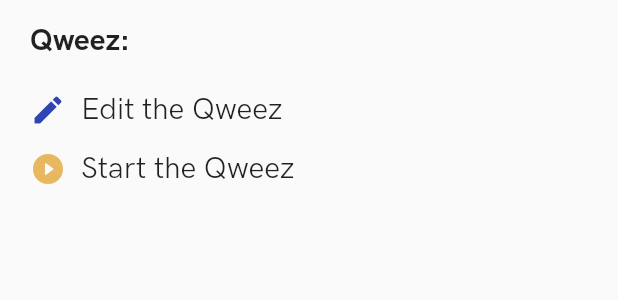
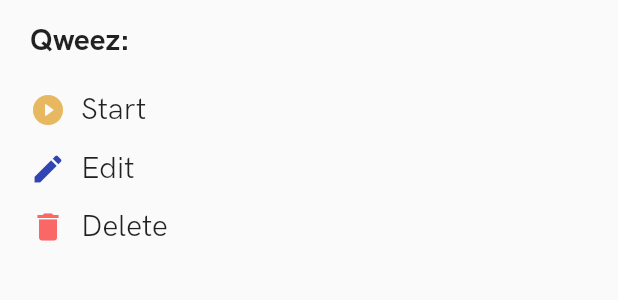
Before and after one commit to BriceChk/qweez_app, a Flutter app: the QweezBottomSheet widget shown alone on an empty page, opened directly with empty values, on a phone screen of 412 x 824 dp. Shown: the top 300 px of the screen. Run offline on Flutter 3.47's test engine with Material 2 defaults, Android fonts, the phone set to English and light mode, and no system bars; our stand-ins replace auto_size_text, beamer, cloud_firestore, firebase_auth, firebase_core, glassmorphism and 2 more; missing offline and left inert: qr_code_scanner; accounts and stored records are empty.

Commit message:
Moved bottom sheet options to a widget

```diff
--- a/lib/components/qweez_bottom_sheet.dart
+++ b/lib/components/qweez_bottom_sheet.dart
@@ -33,28 +33,80 @@ class QweezBottomSheet extends StatelessWidget {
                 ),
               ),
             ),
-            Container(
-              margin: const EdgeInsets.symmetric(horizontal: paddingHorizontal / 2),
-              child: InkWell(
-                highlightColor: colorBlue.withOpacity(0.1),
-                splashColor: colorBlue.withOpacity(0.25),
-                borderRadius: BorderRadius.circular(borderRadius),
+            QweezOption(
+              text: 'Start',
+              icon: const Icon(
+                Icons.play_circle_fill_rounded,
+                color: colorYellow,
+              ),
+              onTap: () {
+                Navigator.pop(context);
+                showPickUsername(context, qweez.id!);
+              },
+            ),
+            QweezOption(
+              text: 'Edit',
+              icon: const Icon(
+                Icons.edit,
+                color: colorBlue,
+              ),
               onTap: () {
                 Beamer.of(context).beamToNamed('/editQuestionnaire/${qweez.id!}');
               },
+            ),
+            QweezOption(
+              text: 'Delete',
+              icon: const Icon(
+                Icons.delete,
+                color: colorRed,
+              ),
+              onTap: () {
+                //TODO
+              },
+            ),
+          ],
+        ),
+      ),
+    );
+  }
+}
+
+class QweezOption extends StatelessWidget {
+  const QweezOption({
+    Key? key,
+    required this.icon,
+    required this.text,
+    required this.onTap,
+  }) : super(key: key);
+
+  final Icon icon;
+  final String text;
+  final GestureTapCallback onTap;
+
+  @override
+  Widget build(BuildContext context) {
+    return Container(
+      margin: const EdgeInsets.symmetric(
+        horizontal: paddingHorizontal / 2,
+      ),
+      child: InkWell(
+        highlightColor: colorYellow.withOpacity(0.1),
+        splashColor: colorYellow.withOpacity(0.25),
+        borderRadius: BorderRadius.circular(borderRadius),
+        onTap: onTap,
         child: Padding(
-                  padding: const EdgeInsets.symmetric(vertical: paddingVertical / 2, horizontal: paddingHorizontal / 2),
+          padding: const EdgeInsets.symmetric(
+            vertical: paddingVertical / 2,
+            horizontal: paddingHorizontal / 2,
+          ),
           child: Row(
-                    children: const [
-                      Icon(
-                        Icons.edit,
-                        color: colorBlue,
-                      ),
+            children: [
+              icon,
               Padding(
-                        padding: EdgeInsets.only(left: paddingHorizontal / 2),
+                padding: const EdgeInsets.only(left: paddingHorizontal / 2),
                 child: Text(
-                          'Edit the Qweez',
-                          style: TextStyle(
+                  text,
+                  style: const TextStyle(
                     fontWeight: FontWeight.w400,
                     fontSize: fontSizeSubtitle,
                   ),
@@ -64,48 +116,6 @@ class QweezBottomSheet extends StatelessWidget {
           ),
         ),
       ),
-            ),
-            Container(
-              margin: const EdgeInsets.symmetric(
-                horizontal: paddingHorizontal / 2,
-              ),
-              child: InkWell(
-                highlightColor: colorYellow.withOpacity(0.1),
-                splashColor: colorYellow.withOpacity(0.25),
-                borderRadius: BorderRadius.circular(borderRadius),
-                onTap: () {
-                  Navigator.pop(context);
-                  showPickUsername(context, qweez.id!);
-                },
-                child: Padding(
-                  padding: const EdgeInsets.symmetric(
-                    vertical: paddingVertical / 2,
-                    horizontal: paddingHorizontal / 2,
-                  ),
-                  child: Row(
-                    children: const [
-                      Icon(
-                        Icons.play_circle_fill_rounded,
-                        color: colorYellow,
-                      ),
-                      Padding(
-                        padding: EdgeInsets.only(left: paddingHorizontal / 2),
-                        child: Text(
-                          'Start the Qweez',
-                          style: TextStyle(
-                            fontWeight: FontWeight.w400,
-                            fontSize: fontSizeSubtitle,
-                          ),
-                        ),
-                      ),
-                    ],
-                  ),
-                ),
-              ),
-            )
-          ],
-        ),
-      ),
     );
   }
 }
```
Lines whose indentation alone changed are shown as unchanged.
